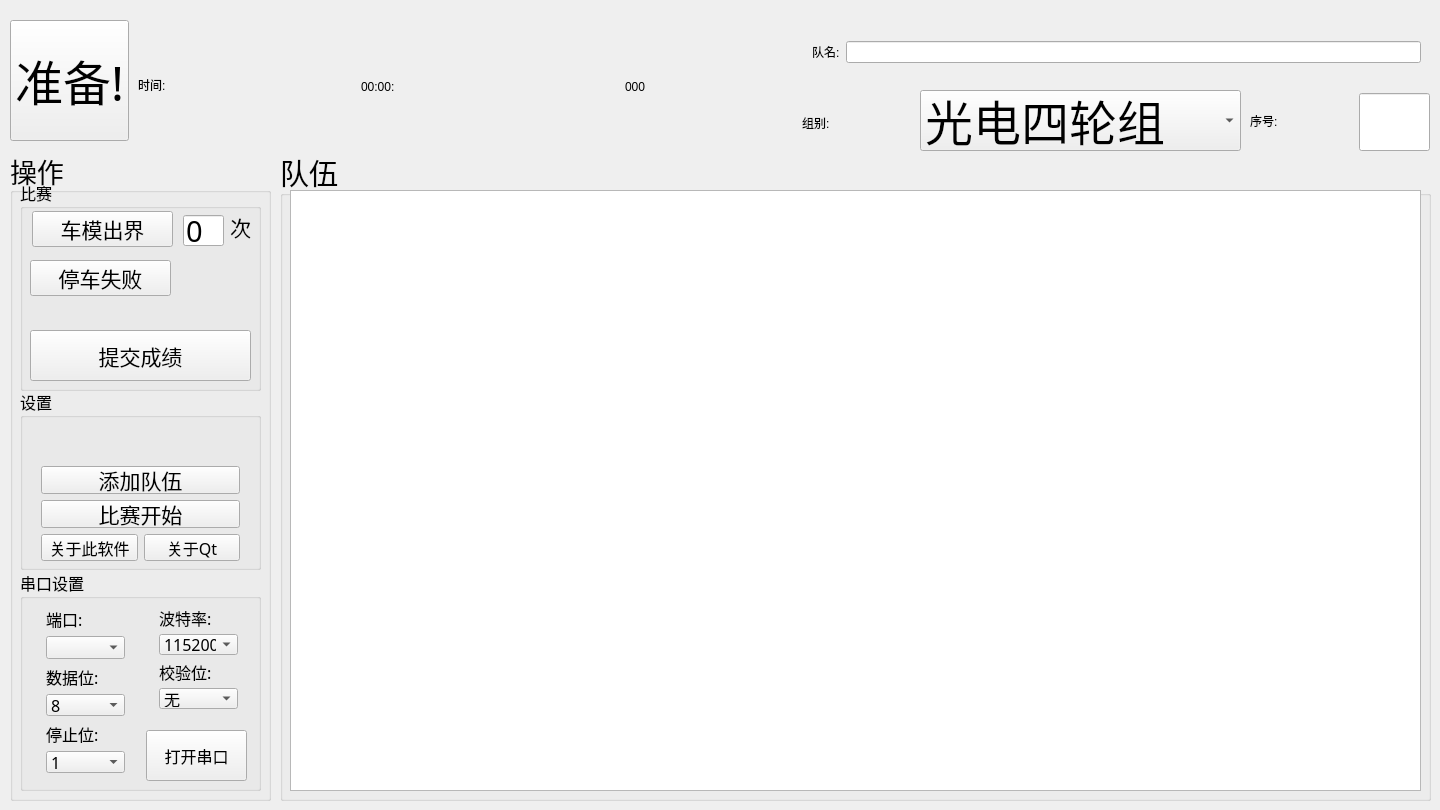
ZzzzzzS/TimingSystemUper, file mainwindow.ui: the form before one commit.
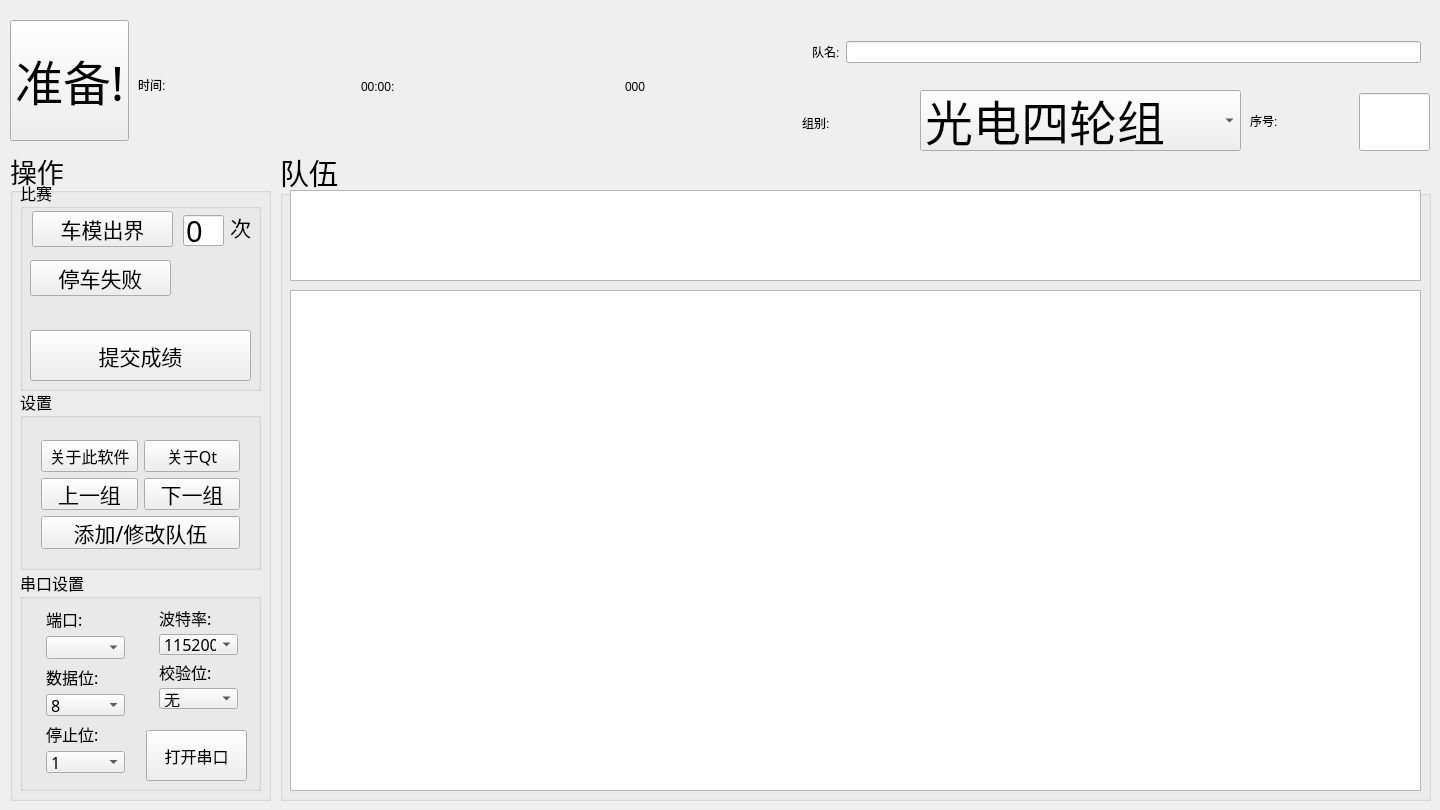
The form after the commit.

The edit to the form file:
```diff
--- a/mainwindow.ui
+++ b/mainwindow.ui
@@ -390,36 +390,12 @@
       <property name="geometry">
        <rect>
         <x>10</x>
-        <y>66</y>
+        <y>40</y>
         <width>221</width>
-        <height>117</height>
+        <height>131</height>
        </rect>
       </property>
       <layout class="QVBoxLayout" name="verticalLayout_8">
-       <item>
-        <widget class="QPushButton" name="AddButton">
-         <property name="font">
-          <font>
-           <pointsize>16</pointsize>
-          </font>
-         </property>
-         <property name="text">
-          <string>添加队伍</string>
-         </property>
-        </widget>
-       </item>
-       <item>
-        <widget class="QPushButton" name="PowerButton">
-         <property name="font">
-          <font>
-           <pointsize>16</pointsize>
-          </font>
-         </property>
-         <property name="text">
-          <string>比赛开始</string>
-         </property>
-        </widget>
-       </item>
        <item>
         <layout class="QHBoxLayout" name="horizontalLayout">
          <item>
@@ -438,6 +414,46 @@
          </item>
         </layout>
        </item>
+       <item>
+        <layout class="QHBoxLayout" name="horizontalLayout_2">
+         <item>
+          <widget class="QPushButton" name="LastTeamButton">
+           <property name="font">
+            <font>
+             <pointsize>16</pointsize>
+            </font>
+           </property>
+           <property name="text">
+            <string>上一组</string>
+           </property>
+          </widget>
+         </item>
+         <item>
+          <widget class="QPushButton" name="NextTeamButton">
+           <property name="font">
+            <font>
+             <pointsize>16</pointsize>
+            </font>
+           </property>
+           <property name="text">
+            <string>下一组</string>
+           </property>
+          </widget>
+         </item>
+        </layout>
+       </item>
+       <item>
+        <widget class="QPushButton" name="AddButton">
+         <property name="font">
+          <font>
+           <pointsize>16</pointsize>
+          </font>
+         </property>
+         <property name="text">
+          <string>添加/修改队伍</string>
+         </property>
+        </widget>
+       </item>
       </layout>
      </widget>
     </widget>
@@ -460,13 +476,29 @@
     <property name="title">
      <string>队伍</string>
     </property>
-    <widget class="QListView" name="listView">
+    <widget class="QTableView" name="tableView">
      <property name="geometry">
       <rect>
        <x>10</x>
        <y>40</y>
        <width>1131</width>
-       <height>601</height>
+       <height>91</height>
+      </rect>
+     </property>
+     <property name="font">
+      <font>
+       <family>微软雅黑 Light</family>
+       <pointsize>28</pointsize>
+      </font>
+     </property>
+    </widget>
+    <widget class="QListView" name="listView">
+     <property name="geometry">
+      <rect>
+       <x>10</x>
+       <y>140</y>
+       <width>1131</width>
+       <height>501</height>
       </rect>
      </property>
     </widget>
```
